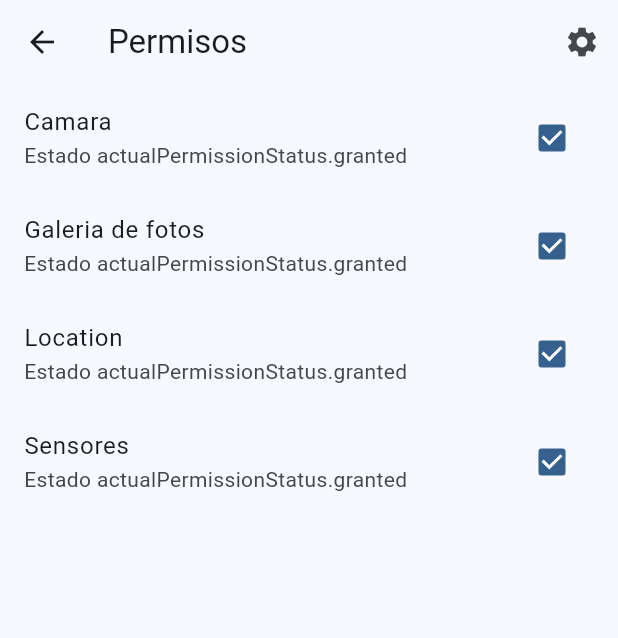
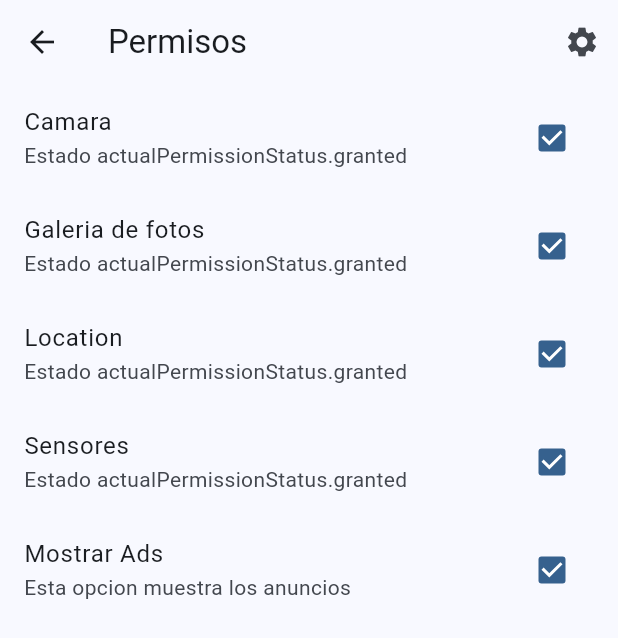
Before and after one commit to m4zna/Miscelaneos, a Flutter app: the screen it shows after launch, after a tap on the "settings" icon, on a phone screen of 412 x 824 dp. Shown: the top 638 px of the screen. Run offline on Flutter 3.47's test engine with Material 3 defaults, Android fonts, the phone set to English and light mode, and no system bars; our stand-ins replace dio, flutter_compass, flutter_riverpod, geolocator, go_router, google_maps_flutter and 6 more; missing offline and left inert: flutter_app_badger, quick_actions; network calls fail.

Commit message:
fin seccion 12

```diff
--- a/lib/config/config.dart
+++ b/lib/config/config.dart
@@ -6,3 +6,6 @@ export 'plugins/local_auth_plugin.dart';
 
 export 'plugins/quick_actions_plugin.dart';
 export 'plugins/app_badge_plugin.dart';
+
+export 'plugins/admob_plugin.dart';
+export 'plugins/share_preferences_plugin.dart';
--- /dev/null
+++ b/lib/config/plugins/share_preferences_plugin.dart
@@ -0,0 +1,17 @@
+import 'package:shared_preferences/shared_preferences.dart';
+
+class SharePreferencesPlugin {
+  static Future<SharedPreferences> _getPrefs() {
+    return SharedPreferences.getInstance();
+  }
+
+  static Future<void> setBool(String key, bool value) async {
+    final prefs = await _getPrefs();
+    prefs.setBool(key, value);
+  }
+  static Future<bool?> getBool(String key) async {
+    final prefs = await _getPrefs();
+    return prefs.getBool(key);
+  }
+
+}
--- a/lib/config/router/app_router.dart
+++ b/lib/config/router/app_router.dart
@@ -25,4 +25,7 @@ final router = GoRouter(routes: [
   GoRoute(path: '/maps', builder: (context, state) => const MapScreen()),
 
   GoRoute(path: '/badge', builder: (context, state) => const BadgeScreen()),
+
+  GoRoute(path: '/ad-full', builder: (context, state) => const AdFullScreen()),
+  GoRoute(path: '/ad-rewarded', builder: (context, state) => const AdRewardedScreen()),
 ]);
--- a/lib/main.dart
+++ b/lib/main.dart
@@ -5,8 +5,9 @@ import 'package:miscelaneos/presentation/providers/providers.dart';
 
 import 'config/config.dart';
 
-void main() {
+Future<void> main() async {
   WidgetsFlutterBinding.ensureInitialized();
+  await AdmobPlugin.initialize();
   QuickActionsPlugin.registerActions();
   SystemChrome.setPreferredOrientations([DeviceOrientation.portraitUp]);
   runApp(const ProviderScope(child: MyApp()));
--- /dev/null
+++ b/lib/presentation/providers/ads/admob_points_provider.dart
@@ -0,0 +1,5 @@
+import 'package:flutter_riverpod/flutter_riverpod.dart';
+
+final adPointsProvider = StateProvider<int>((ref) {
+  return 0;
+});
--- /dev/null
+++ b/lib/presentation/providers/ads/admon_providers.dart
@@ -0,0 +1,26 @@
+import 'package:flutter_riverpod/flutter_riverpod.dart';
+import 'package:google_mobile_ads/google_mobile_ads.dart';
+
+import '../../../config/config.dart';
+import '../providers.dart';
+
+final adBannerProvider = FutureProvider<BannerAd>((ref) async {
+  final showAds = ref.watch(showAdsProvider);
+  if (!showAds) throw 'Ads estan bloqueadas';
+  final ad = await AdmobPlugin.loadBannerAd();
+  return ad;
+});
+
+final adInterstitialProvider = FutureProvider.autoDispose<InterstitialAd>((ref) async {
+  final showAds = ref.watch(showAdsProvider);
+  if (!showAds) throw 'Ads estan bloqueadas';
+  final ad = await AdmobPlugin.loadInterstitialAd();
+  return ad;
+});
+
+final adRewardedProvider = FutureProvider.autoDispose<RewardedAd>((ref) async {
+  final showAds = ref.watch(showAdsProvider);
+  if (!showAds) throw 'Ads estan bloqueadas';
+  final ad = await AdmobPlugin.loadRewardedAd();
+  return ad;
+});
--- /dev/null
+++ b/lib/presentation/providers/ads/show_ads_provider.dart
@@ -0,0 +1,32 @@
+import 'package:flutter_riverpod/flutter_riverpod.dart';
+import 'package:miscelaneos/config/config.dart';
+
+const storeKey = 'showAds';
+
+class ShowAdsNotifier extends StateNotifier<bool> {
+  ShowAdsNotifier() : super(false) {
+    checkAdsState();
+  }
+
+  void checkAdsState() async {
+    state = await SharePreferencesPlugin.getBool(storeKey) ?? true;
+  }
+
+  void toggleAdsState() async {
+    state ? removeAds() : showAds();
+  }
+
+  void removeAds() {
+    state = false;
+    SharePreferencesPlugin.setBool(storeKey, state);
+  }
+
+  void showAds() {
+    state = true;
+    SharePreferencesPlugin.setBool(storeKey, state);
+  }
+}
+
+final showAdsProvider = StateNotifierProvider<ShowAdsNotifier, bool>((ref) {
+  return ShowAdsNotifier();
+});
--- a/lib/presentation/providers/providers.dart
+++ b/lib/presentation/providers/providers.dart
@@ -17,3 +17,7 @@ export 'location/watch_location_provider.dart';
 export 'location/map_controller_provider.dart';
 
 export 'badge/badge_counter_provider.dart';
+
+export 'ads/admon_providers.dart';
+export 'ads/admob_points_provider.dart';
+export 'ads/show_ads_provider.dart';
--- a/lib/presentation/screens/home/home_screen.dart
+++ b/lib/presentation/screens/home/home_screen.dart
@@ -1,15 +1,23 @@
 import 'package:flutter/material.dart';
+import 'package:flutter_riverpod/flutter_riverpod.dart';
 import 'package:go_router/go_router.dart';
+import 'package:google_mobile_ads/google_mobile_ads.dart';
 import 'package:miscelaneos/presentation/widgets/widgets.dart';
 
-class HomeScreen extends StatelessWidget {
+import '../../providers/providers.dart';
+
+class HomeScreen extends ConsumerWidget {
   const HomeScreen({super.key});
 
   @override
-  Widget build(BuildContext context) {
+  Widget build(BuildContext context, ref) {
+    final adBannerAsync = ref.watch(adBannerProvider);
     return Scaffold(
-      body: Padding(
-        padding: const EdgeInsets.all(30.0),
+      body: Column(
+        children: [
+          Expanded(
+            child: Padding(
+              padding: const EdgeInsets.symmetric(horizontal: 30.0),
               child: CustomScrollView(slivers: [
                 SliverAppBar(title: const Text('Miscelaneos'), actions: [
                   IconButton(
@@ -21,6 +29,16 @@ class HomeScreen extends StatelessWidget {
                 const MainMenu(),
               ]),
             ),
+          ),
+          adBannerAsync.when(
+              data: (ad) => SizedBox(
+                  width: ad.size.width.toDouble(),
+                  height: ad.size.height.toDouble(),
+                  child: AdWidget(ad: ad)),
+              error: (error, stackTrace) => const SizedBox(),
+              loading: () => SizedBox())
+        ],
+      ),
     );
   }
 }
--- a/lib/presentation/screens/permissions/permissions_screen.dart
+++ b/lib/presentation/screens/permissions/permissions_screen.dart
@@ -4,14 +4,16 @@ import 'package:flutter_riverpod/flutter_riverpod.dart';
 import '../../providers/providers.dart';
 
 class PermissionsScreen extends StatelessWidget {
+  const PermissionsScreen({super.key});
+
   @override
   Widget build(BuildContext context) {
     return Scaffold(
       appBar: AppBar(
-        title: Text('Permisos'),
-        actions: [IconButton(onPressed: () {}, icon: Icon(Icons.settings))],
+        title: const Text('Permisos'),
+        actions: [IconButton(onPressed: () {}, icon: const Icon(Icons.settings))],
       ),
-      body: _PermissionsView(),
+      body: const _PermissionsView(),
     );
   }
 }
@@ -24,7 +26,7 @@ class _PermissionsView extends ConsumerWidget {
   @override
   Widget build(BuildContext context, WidgetRef ref) {
     final permissionsState = ref.watch(permissionsStateProvider);
-
+    final showAds = ref.watch(showAdsProvider);
     return ListView(
       children: [
         CheckboxListTile(
@@ -34,7 +36,6 @@ class _PermissionsView extends ConsumerWidget {
             onChanged: (value) {
               ref.read(permissionsStateProvider.notifier).requestCameraAccess();
             }),
-
         CheckboxListTile(
             value: permissionsState.photoLibraryGranted,
             title: const Text('Galeria de fotos'),
@@ -56,7 +57,13 @@ class _PermissionsView extends ConsumerWidget {
             onChanged: (value) {
               ref.read(permissionsStateProvider.notifier).requestSensorsAccess();
             }),
-
+        CheckboxListTile(
+            value: showAds,
+            title: const Text('Mostrar Ads'),
+            subtitle: Text('Esta opcion muestra los anuncios'),
+            onChanged: (value) {
+              ref.read(showAdsProvider.notifier).toggleAdsState();
+            }),
       ],
     );
   }
--- a/lib/presentation/screens/screens.dart
+++ b/lib/presentation/screens/screens.dart
@@ -17,3 +17,6 @@ export 'location/map_screen.dart';
 export 'location/controlled_map_screen.dart';
 
 export 'badge/badge_screen.dart';
+
+export 'ads/ad_full_screen.dart';
+export 'ads/ad_rewarded_screen.dart';
--- a/lib/presentation/widgets/shared/main_menu.dart
+++ b/lib/presentation/widgets/shared/main_menu.dart
@@ -24,6 +24,9 @@ final List<MenuItem> menuItems = [
   MenuItem(title: 'Control', icon: Icons.control_camera_outlined, route: '/control'),
 
   MenuItem(title: 'Badge', icon: Icons.notification_important_rounded, route: '/badge'),
+
+  MenuItem(title: 'Anuncio Completo', icon: Icons.ad_units_rounded, route: '/ad-full'),
+  MenuItem(title: 'Anuncio Recompensa', icon: Icons.fort, route: '/ad-rewarded'),
 
 ];
 
--- a/pubspec.yaml
+++ b/pubspec.yaml
@@ -53,6 +53,9 @@ dependencies:
   quick_actions: ^1.0.7
   flutter_app_badger: ^1.5.0
 
+  google_mobile_ads: ^4.0.0
+  shared_preferences: ^2.2.3
+
 dev_dependencies:
   flutter_test:
     sdk: flutter
```
Also changed, not shown: lib/config/plugins/admob_plugin.dart (added, +129 -0 lines), lib/presentation/screens/ads/ad_full_screen.dart (added, +35 -0 lines), lib/presentation/screens/ads/ad_rewarded_screen.dart (added, +39 -0 lines), pubspec.lock, 4 other files. Lines whose indentation alone changed are shown as unchanged.
